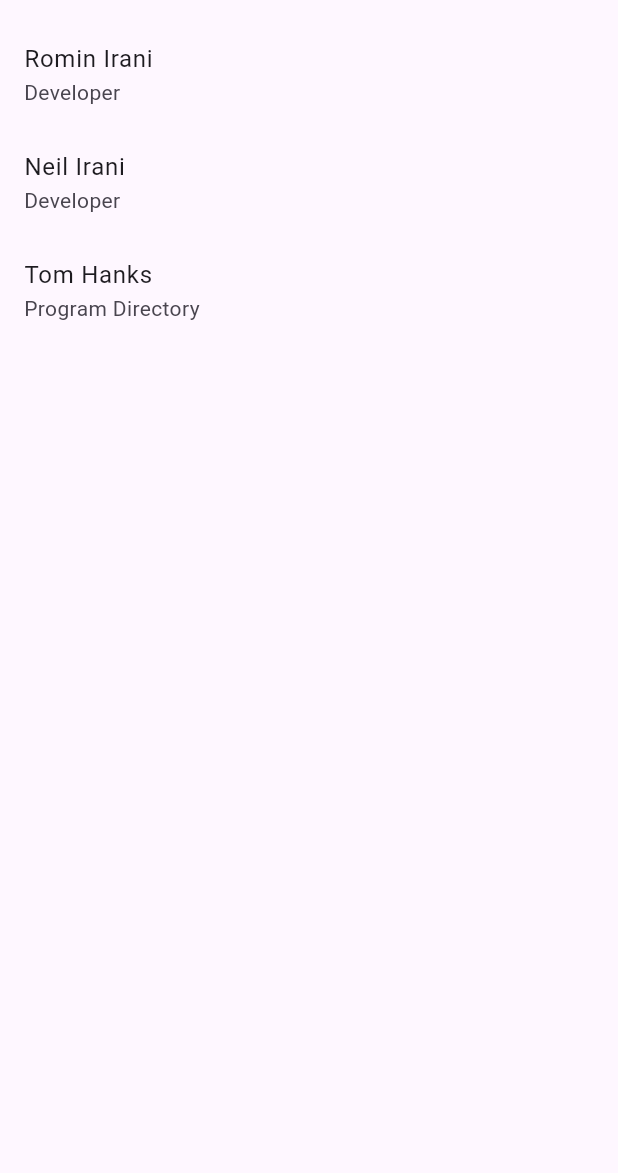
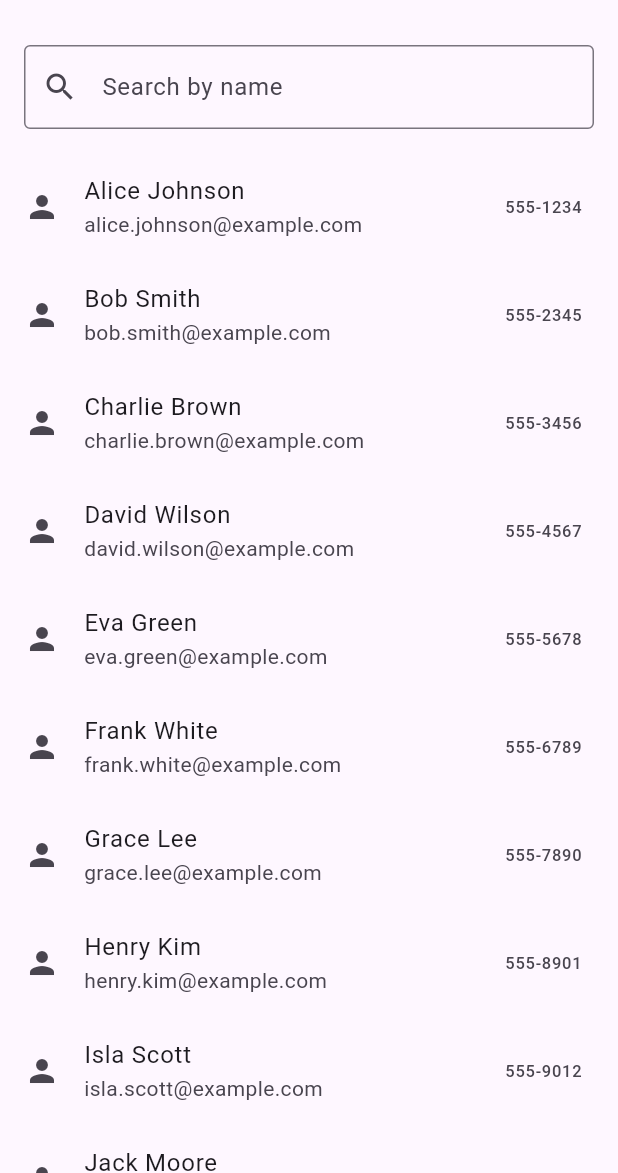
Before and after one commit to sajneen17/employee_list, a Flutter app: the screen it shows after launch, on a phone screen of 412 x 824 dp, the part 63-1236 px from its top. Run offline on Flutter 3.47's test engine with Material 3 defaults, Android fonts, the phone set to English and light mode, and no system bars; our stand-ins replace bloc, flutter_bloc.

Commit message:
separate data and ui

```diff
--- /dev/null
+++ b/lib/data.dart
@@ -0,0 +1,17 @@
+import 'package:employee_list/employee_model.dart';
+
+
+List<Employee> getDummyEmployees() {
+  return [
+    Employee(id: 1, name: 'Alice Johnson', email: 'alice.johnson@example.com', phoneNumber: '555-1234'),
+    Employee(id: 2, name: 'Bob Smith', email: 'bob.smith@example.com', phoneNumber: '555-2345'),
+    Employee(id: 3, name: 'Charlie Brown', email: 'charlie.brown@example.com', phoneNumber: '555-3456'),
+    Employee(id: 4, name: 'David Wilson', email: 'david.wilson@example.com', phoneNumber: '555-4567'),
+    Employee(id: 5, name: 'Eva Green', email: 'eva.green@example.com', phoneNumber: '555-5678'),
+    Employee(id: 6, name: 'Frank White', email: 'frank.white@example.com', phoneNumber: '555-6789'),
+    Employee(id: 7, name: 'Grace Lee', email: 'grace.lee@example.com', phoneNumber: '555-7890'),
+    Employee(id: 8, name: 'Henry Kim', email: 'henry.kim@example.com', phoneNumber: '555-8901'),
+    Employee(id: 9, name: 'Isla Scott', email: 'isla.scott@example.com', phoneNumber: '555-9012'),
+    Employee(id: 10, name: 'Jack Moore', email: 'jack.moore@example.com', phoneNumber: '555-0123'),
+  ];
+}
--- a/lib/employee_list_screen.dart
+++ b/lib/employee_list_screen.dart
@@ -1,32 +1,54 @@
 import 'package:employee_list/employee_details_screen.dart';
 import 'package:flutter/material.dart';
 import 'package:flutter_bloc/flutter_bloc.dart';
-import 'employee_model.dart';
 import 'employee_cubit.dart';
+import 'employee_state.dart';
+
 
 class EmployeeListScreen extends StatelessWidget {
-  final List<Employee> employees;
-
-  const EmployeeListScreen({super.key, required this.employees});
+  const EmployeeListScreen({super.key});
 
   @override
   Widget build(BuildContext context) {
-    return BlocProvider(
-      create: (context) => EmployeeCubit()..loadEmployees(employees),
-      child: Scaffold(
+    return Scaffold(
       appBar: AppBar(
         title: const Text('Employee List'),
       ),
-        body: BlocBuilder<EmployeeCubit, EmployeeState>(
+      body: Column(
+        children: [
+          Padding(
+            padding: const EdgeInsets.all(16.0),
+            child: TextField(
+              onChanged: (query) {
+                context.read<EmployeeCubit>().searchEmployees(query);
+              },
+              decoration: const InputDecoration(
+                hintText: 'Search by name',
+                border: OutlineInputBorder(),
+                prefixIcon: Icon(Icons.search),
+              ),
+            ),
+          ),
+          // Employee List
+          Expanded(
+            child: BlocBuilder<EmployeeCubit, EmployeeState>(
               builder: (context, state) {
-            if (state is EmployeeLoaded) {
+                if (state is EmployeeInitial) {
+                  return const Center(child: CircularProgressIndicator());
+                } else if (state is EmployeeLoaded) {
+                  final employees = state.employees;
+                  if (employees.isEmpty) {
+                    return const Center(child: Text('No employees found.'));
+                  }
                   return ListView.builder(
-                itemCount: state.employees.length,
+                    itemCount: employees.length,
                     itemBuilder: (context, index) {
-                  final employee = state.employees[index];
+                      final employee = employees[index];
                       return ListTile(
-                    title: Text(employee.preferredFullName),
-                    subtitle: Text(employee.jobTitleName),
+                        leading: const Icon(Icons.person),
+                        title: Text(employee.name),
+                        subtitle: Text(employee.email),
+                        trailing: Text(employee.phoneNumber),
                         onTap: () {
                           Navigator.push(
                             context,
@@ -38,10 +60,14 @@ class EmployeeListScreen extends StatelessWidget {
                       );
                     },
                   );
+                } else if (state is EmployeeError) {
+                  return const Center(child: Text('Error loading employees.'));
                 }
-            return const Center(child: CircularProgressIndicator());
+                return const Center(child: Text('Unknown state.'));
               },
             ),
+          ),
+        ],
       ),
     );
   }
--- a/lib/employee_model.dart
+++ b/lib/employee_model.dart
@@ -1,37 +1,22 @@
 class Employee {
-  final String userId;
-  final String jobTitleName;
-  final String firstName;
-  final String lastName;
-  final String preferredFullName;
-  final String employeeCode;
-  final String region;
+  final int id;
+  final String name;
+  final String email;
   final String phoneNumber;
-  final String emailAddress;
 
   Employee({
-    required this.userId,
-    required this.jobTitleName,
-    required this.firstName,
-    required this.lastName,
-    required this.preferredFullName,
-    required this.employeeCode,
-    required this.region,
+    required this.id,
+    required this.name,
+    required this.email,
     required this.phoneNumber,
-    required this.emailAddress,
   });
 
-  factory Employee.fromJson(Map<String, dynamic> json) {
+  factory Employee.fromMap(Map<String, dynamic> map) {
     return Employee(
-      userId: json['userId'],
-      jobTitleName: json['jobTitleName'],
-      firstName: json['firstName'],
-      lastName: json['lastName'],
-      preferredFullName: json['preferredFullName'],
-      employeeCode: json['employeeCode'],
-      region: json['region'],
-      phoneNumber: json['phoneNumber'],
-      emailAddress: json['emailAddress'],
+      id: map['id'],
+      name: map['name'],
+      email: map['email'],
+      phoneNumber: map['phoneNumber'],
     );
   }
 }
--- a/lib/employee_state.dart
+++ b/lib/employee_state.dart
@@ -1,19 +1,16 @@
-part of 'employee_cubit.dart';
+import 'package:employee_list/employee_model.dart';
+import 'package:flutter/material.dart';
 
-abstract class EmployeeState extends Equatable {
-  const EmployeeState();
 
-  @override
-  List<Object> get props => [];
-}
+@immutable
+abstract class EmployeeState {}
 
 class EmployeeInitial extends EmployeeState {}
 
 class EmployeeLoaded extends EmployeeState {
   final List<Employee> employees;
 
-  const EmployeeLoaded(this.employees);
+  EmployeeLoaded(this.employees);
+}
 
-  @override
-  List<Object> get props => [employees];
-}
+class EmployeeError extends EmployeeState {}
--- a/lib/main.dart
+++ b/lib/main.dart
@@ -1,69 +1,23 @@
-import 'package:employee_list/employee_list_screen.dart';
 import 'package:flutter/material.dart';
-import 'dart:convert';
-import 'employee_model.dart';
+import 'package:flutter_bloc/flutter_bloc.dart';
+import 'employee_cubit.dart';
+import 'employee_list_screen.dart';
 
 void main() {
-  const jsonData = '''
-  {
-    "Employees": [
-      {
-        "userId": "rirani",
-        "jobTitleName": "Developer",
-        "firstName": "Romin",
-        "lastName": "Irani",
-        "preferredFullName": "Romin Irani",
-        "employeeCode": "E1",
-        "region": "CA",
-        "phoneNumber": "408-1234567",
-        "emailAddress": "romin.k.irani@gmail.com"
-      },
-      {
-        "userId": "nirani",
-        "jobTitleName": "Developer",
-        "firstName": "Neil",
-        "lastName": "Irani",
-        "preferredFullName": "Neil Irani",
-        "employeeCode": "E2",
-        "region": "CA",
-        "phoneNumber": "408-1111111",
-        "emailAddress": "neilrirani@gmail.com"
-      },
-      {
-        "userId": "thanks",
-        "jobTitleName": "Program Directory",
-        "firstName": "Tom",
-        "lastName": "Hanks",
-        "preferredFullName": "Tom Hanks",
-        "employeeCode": "E3",
-        "region": "CA",
-        "phoneNumber": "408-2222222",
-        "emailAddress": "tomhanks@gmail.com"
-      }
-    ]
-  }
-  ''';
-
-  final employees = (jsonDecode(jsonData)['Employees'] as List)
-      .map((e) => Employee.fromJson(e))
-      .toList();
-
-  runApp(MyApp(employees: employees));
+  runApp(const MyApp());
 }
 
 class MyApp extends StatelessWidget {
-  final List<Employee> employees;
-
-  const MyApp({super.key, required this.employees});
+  const MyApp({super.key});
 
   @override
   Widget build(BuildContext context) {
-    return MaterialApp(
-      title: 'Employee List',
-      theme: ThemeData(
-        primarySwatch: Colors.blue,
+    return BlocProvider(
+      create: (_) => EmployeeCubit()..loadEmployees(),
+      child: const MaterialApp(
+        title: 'Employee List',
+        home: EmployeeListScreen(),
       ),
-      home: EmployeeListScreen(employees: employees),
     );
   }
 }
```
Also changed, not shown: lib/employee_cubit.dart (+16 -8 lines), lib/employee_details_screen.dart (+20 -6 lines). Lines whose indentation alone changed are shown as unchanged.
